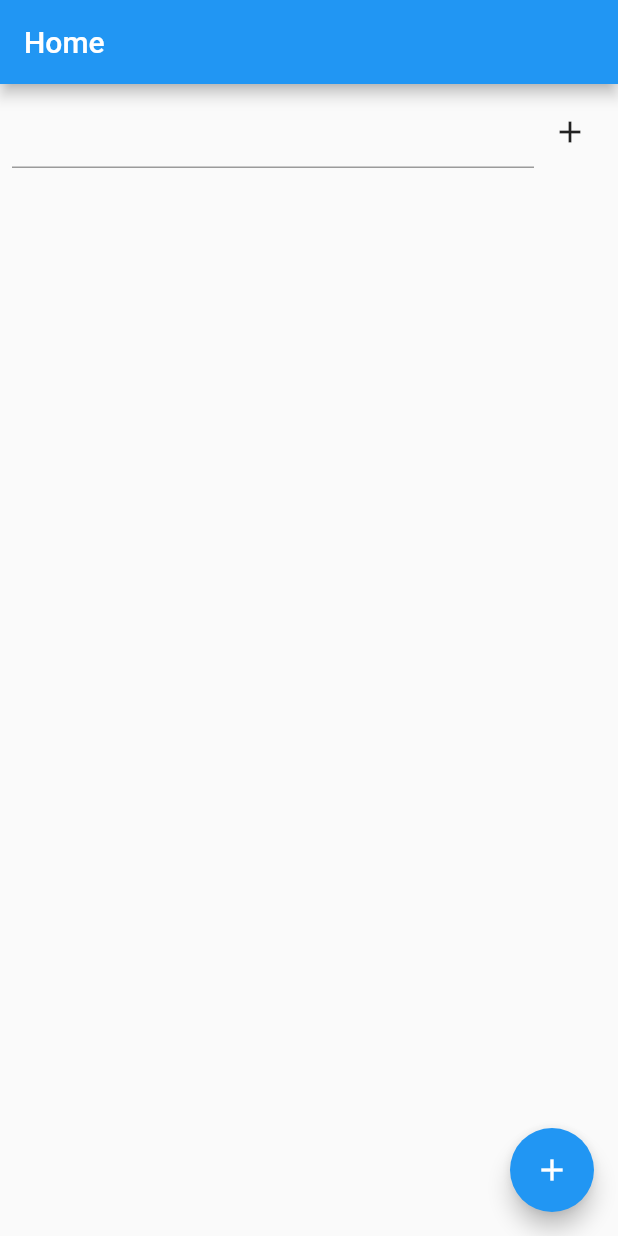
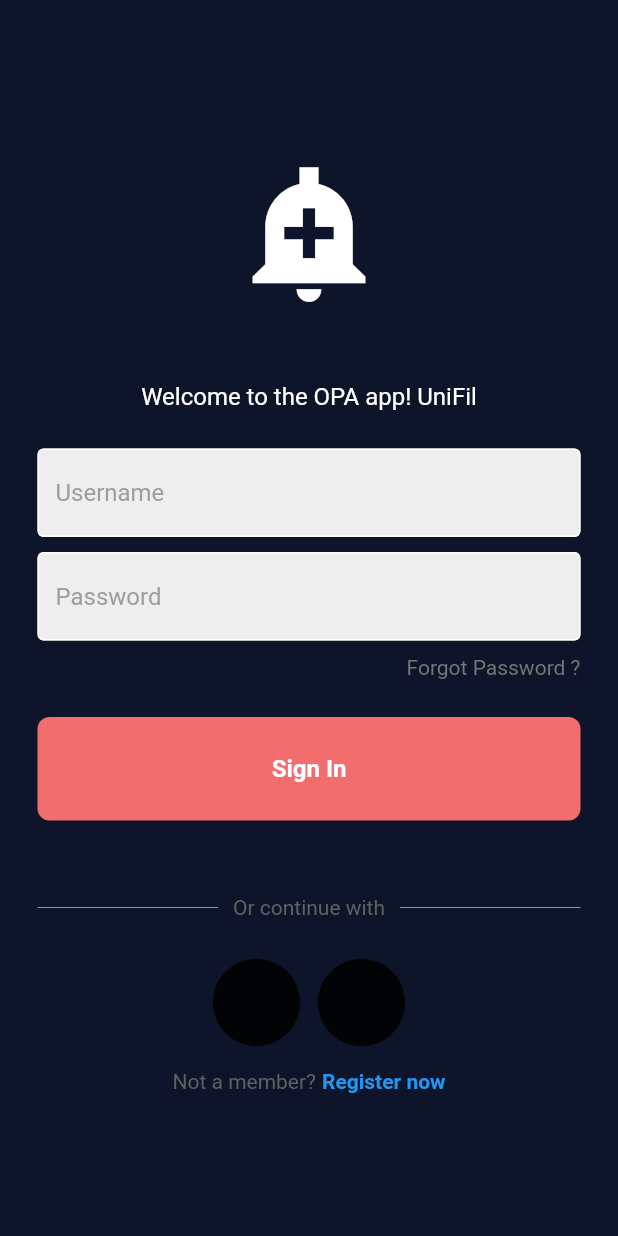
Before and after one commit to ederbiason/flutter_aplication, a Flutter app: the screen it shows after launch, on a phone screen of 412 x 824 dp. Run offline on Flutter 3.47's test engine with Material 2 defaults, Android fonts, the phone set to English and light mode, and no system bars.

Commit message:
feat: login page ui

```diff
--- /dev/null
+++ b/lib/components/my_button.dart
@@ -0,0 +1,32 @@
+import 'package:flutter/material.dart';
+
+class MyButton extends StatelessWidget {
+  final Function()? onTap;
+
+  const MyButton({super.key, required this.onTap});
+
+  @override
+  Widget build(BuildContext context) {
+    return GestureDetector(
+      onTap: onTap,
+      child: Container(
+        padding: EdgeInsets.all(25),
+        margin: EdgeInsets.symmetric(horizontal: 25.0),
+        decoration: BoxDecoration(
+          color: Color(0xFFF16D6E),
+          borderRadius: BorderRadius.circular(8)
+        ),
+        child: Center(
+          child: Text(
+            "Sign In",
+            style: TextStyle(
+              color: Colors.white,
+              fontWeight: FontWeight.bold,
+              fontSize: 16
+            )
+          ),
+        ),
+      ),
+    );
+  }
+}
--- /dev/null
+++ b/lib/components/my_textfield.dart
@@ -0,0 +1,29 @@
+import 'package:flutter/material.dart';
+
+class MyTextField extends StatelessWidget {
+  final controller;
+  final String hintText;
+  final bool obscureText;
+
+  const MyTextField({super.key, required this.controller, required this.hintText, required this.obscureText});
+
+  @override
+  Widget build(BuildContext context) {
+    return Padding(
+        padding: EdgeInsets.symmetric(horizontal: 25.0),
+        child: TextField(
+          controller: controller,
+          obscureText: obscureText,
+          decoration: InputDecoration(
+              enabledBorder: OutlineInputBorder(
+                  borderSide: BorderSide(color: Colors.white)),
+              focusedBorder: OutlineInputBorder(
+                  borderSide: BorderSide(color: Colors.grey.shade400)),
+              fillColor: Colors.grey.shade200,
+              filled: true,
+              hintText: hintText,
+              hintStyle: TextStyle(color: Colors.grey[500])
+            ),
+        ));
+  }
+}
--- a/lib/home_page.dart
+++ b/lib/home_page.dart
@@ -44,43 +44,35 @@ class _HomePageState extends State<HomePage> {
   Widget build(BuildContext context) {
     return Scaffold(
       appBar: AppBar(title: Text("Home")),
-      body: Column(
+      body: Center(
+        child: Stack(
+        alignment: Alignment.center,
         children: [
-          Padding(
-              padding: const EdgeInsets.all(8.0),
-              child: Row(
-                children: [
-                  Expanded(child: TextField(controller: controller,)),
-                  IconButton(onPressed: () {
-                    final text = controller.text;
-                    setState(() {
-                      list.add(text);
-                    });
-                    controller.clear();
-                  }, icon: const Icon(Icons.add))
-                ],
-              )),
-          Expanded(
-              child: ListView.builder(
-                itemCount: list.length,
-                itemBuilder: (context, index) {
-                final item = list[index];
-
-                return ListTile(
-                  title: Text(item),
-              );
-            },
-          ))
+          SizedBox(
+            height: MediaQuery.of(context).size.height,
+            width: MediaQuery.of(context).size.width,
+            child: Image.network(
+              'https://reservatoriodedopamina.com.br/wp-content/uploads/2022/08/Logo-RD.png',
+              fit: BoxFit.cover,
+            ),
+          ),
+          Container(
+            color: Colors.black.withOpacity(.5),
+            height: MediaQuery.of(context).size.height,
+            width: MediaQuery.of(context).size.width,
+          ),
+          SizedBox(
+            height: MediaQuery.of(context).size.height,
+            width: MediaQuery.of(context).size.width,
+            child: Column(
+              children: [
+                FlutterLogo(size: 150,)
+              ]
+            ),
+          ),
         ],
       ),
-      floatingActionButton: FloatingActionButton(
-        child: Icon(Icons.add),
-        onPressed: () {
-          setState(() {
-            counter++;
-          });
-        },
-      ),
+      )
     );
   }
 }
--- a/lib/myapp.dart
+++ b/lib/myapp.dart
@@ -1,4 +1,5 @@
 import 'package:flutter/material.dart';
+import 'package:flutter_aplication/pages/login_page.dart';
 
 import 'home_controller.dart';
 import 'home_page.dart';
@@ -9,7 +10,8 @@ class MyApp extends StatelessWidget {
   @override
   Widget build(BuildContext context) {
     return MaterialApp(
-      home: HomeController(child: HomePage(),),
+      debugShowCheckedModeBanner: false,
+      home: LoginPage(),
     );
   }
 }
--- /dev/null
+++ b/lib/pages/login_page.dart
@@ -0,0 +1,156 @@
+import 'package:flutter/material.dart';
+import 'package:flutter_aplication/components/my_button.dart';
+import 'package:flutter_aplication/components/my_textfield.dart';
+
+class LoginPage extends StatelessWidget {
+  final usernameController = TextEditingController();
+  final passwordController = TextEditingController();
+
+  void signUserIn() {
+
+  }
+
+  @override
+  Widget build(BuildContext context) {
+    return Scaffold(
+        backgroundColor: Color(0xFF0E1429),
+        body: SafeArea(
+            child: Center(
+          child: Column(
+            mainAxisAlignment: MainAxisAlignment.center,
+            children: [
+              SizedBox(
+                height: 10,
+              ),
+
+              Icon(
+                Icons.add_alert_sharp,
+                size: 100,
+                color: Colors.white,
+              ),
+
+              SizedBox(
+                height: 50,
+              ),
+
+              Text("Welcome to the OPA app! UniFil",
+                  style: TextStyle(
+                    color: Colors.white,
+                    fontSize: 16,
+                  )),
+
+              SizedBox(
+                height: 25,
+              ),
+
+              MyTextField(
+                controller: usernameController,
+                hintText: "Username",
+                obscureText: false,
+              ),
+
+              SizedBox(height: 10,),
+
+              MyTextField(
+                controller: passwordController,
+                hintText: "Password",
+                obscureText: true,
+              ),
+
+              SizedBox(height: 10,),
+
+              Padding(
+                padding: EdgeInsets.symmetric(horizontal: 25.0),
+                child: Row(
+                  mainAxisAlignment: MainAxisAlignment.end,
+                  children: [
+                    Text(
+                      "Forgot Password ?",
+                      style: TextStyle(color: Colors.grey[600])
+                    )
+                  ],
+                )
+              ),
+
+              SizedBox(height: 25,),
+
+              MyButton(
+                onTap: signUserIn,
+              ),
+
+              SizedBox(height: 50,),
+
+              Padding(
+                padding: EdgeInsets.symmetric(horizontal: 25.0),
+                child: Row(
+                  children: [
+                    Expanded(
+                      child: Divider(
+                        thickness: 0.5,
+                        color: Colors.grey[400]
+                      ),
+                    ),
+                    Padding(
+                      padding: EdgeInsets.symmetric(horizontal: 10.0),
+                      child: Text(
+                        "Or continue with",
+                        style: TextStyle(color: Colors.grey[700]),
+                      ),
+                    ),
+                    Expanded(
+                      child: Divider(
+                        thickness: 0.5,
+                        color: Colors.grey[400]
+                      ),
+                    ),
+                  ],
+                )
+              ),
+
+              SizedBox(height: 20,),
+
+              Row(
+                mainAxisAlignment: MainAxisAlignment.center,
+                children: [
+                  Icon(
+                    Icons.brightness_1_rounded,
+                    size: 70
+                    ,
+                  ),
+
+                  SizedBox(height: 25,),
+
+                  Icon(
+                    Icons.brightness_1_rounded,
+                    size: 70
+                    ,
+                  ),
+                ],
+              ),
+
+              SizedBox(height: 10,),
+
+              Row(
+                mainAxisAlignment: MainAxisAlignment.center,
+                children: [
+                  Text(
+                    "Not a member?",
+                    style: TextStyle(color: Colors.grey[700])
+                  ),
+
+                  SizedBox(width: 4),
+
+                  Text(
+                    "Register now",
+                    style: TextStyle(
+                      color: Colors.blue,
+                      fontWeight: FontWeight.bold
+                    )
+                  )
+                ],
+              )
+            ],
+          ),
+        )));
+  }
+}
```
